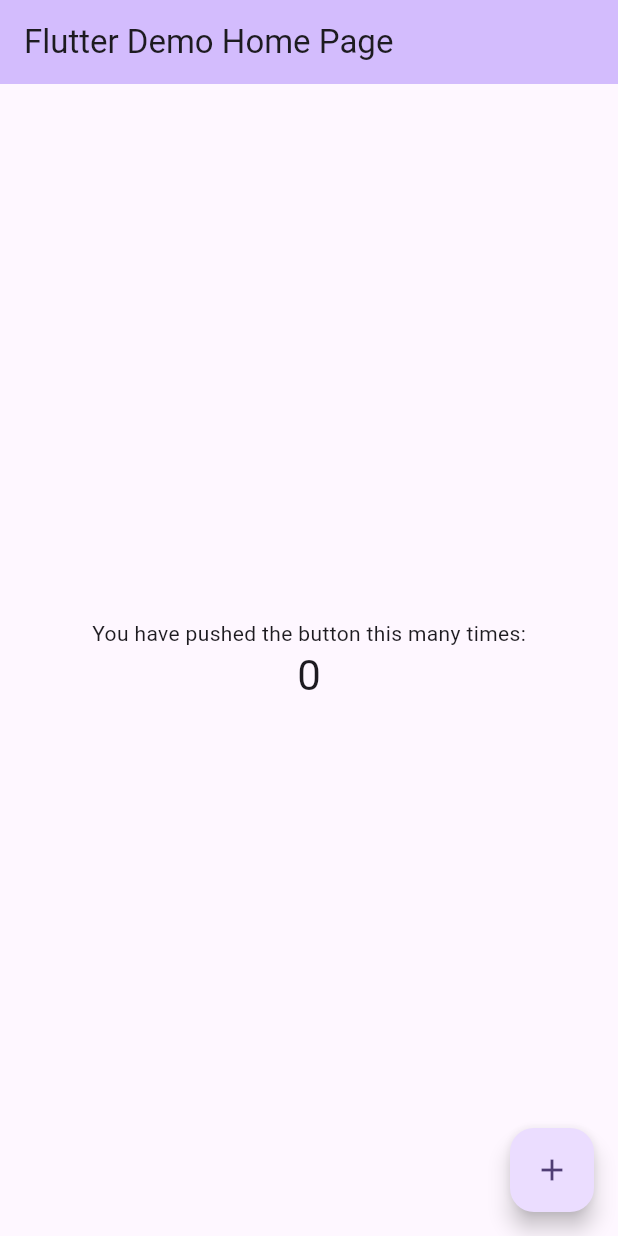
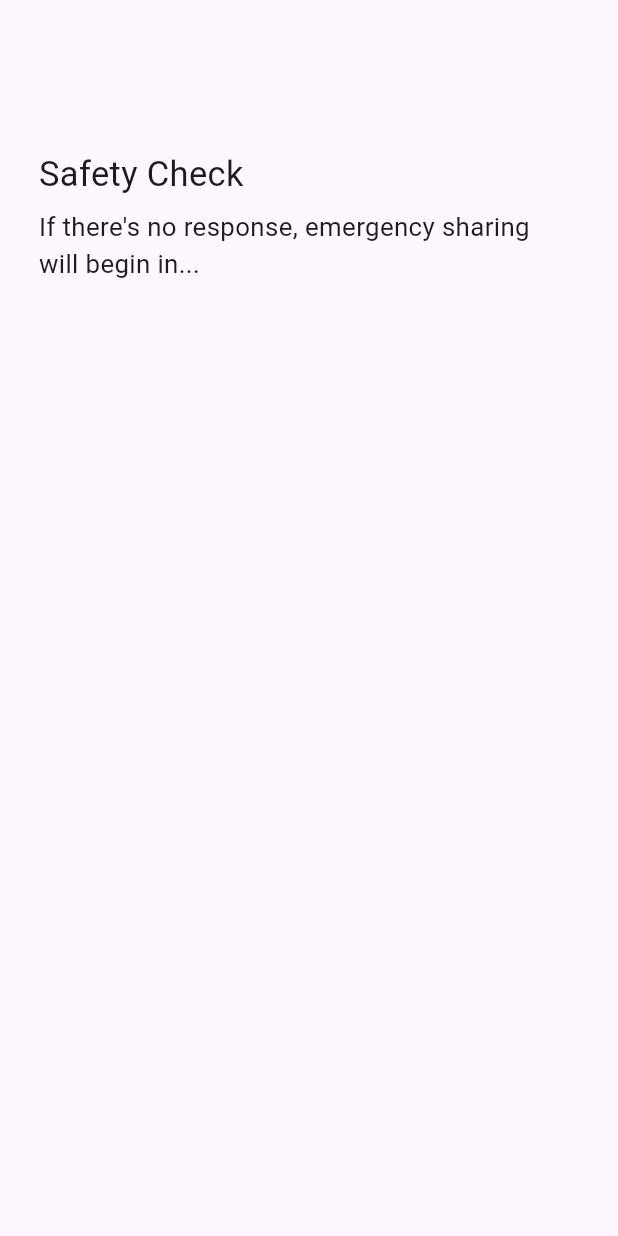
Before and after one commit to devsayyedmohammad/project, a Flutter app: the screen it shows after launch, on a phone screen of 412 x 824 dp. Run offline on Flutter 3.47's test engine with Material 3 defaults, Android fonts, the phone set to English and light mode, and no system bars; our stand-ins replace flutter_screenutil; Roboto replaces fonts that are missing (assets/fonts/Poppins-Regular.ttf).

Commit message:
sos screen

```diff
--- a/lib/main.dart
+++ b/lib/main.dart
@@ -1,125 +1,22 @@
 import 'package:flutter/material.dart';
+import 'package:flutter_screenutil/flutter_screenutil.dart';
+import 'package:humansafety/views/sos_screens/sos_screens.dart';
 
 void main() {
-  runApp(const MyApp());
+  runApp(const HumanSafety());
 }
 
-class MyApp extends StatelessWidget {
-  const MyApp({super.key});
+class HumanSafety extends StatelessWidget {
+  const HumanSafety({super.key});
 
-  // This widget is the root of your application.
   @override
   Widget build(BuildContext context) {
-    return MaterialApp(
-      title: 'Flutter Demo',
-      theme: ThemeData(
-        // This is the theme of your application.
-        //
-        // TRY THIS: Try running your application with "flutter run". You'll see
-        // the application has a purple toolbar. Then, without quitting the app,
-        // try changing the seedColor in the colorScheme below to Colors.green
-        // and then invoke "hot reload" (save your changes or press the "hot
-        // reload" button in a Flutter-supported IDE, or press "r" if you used
-        // the command line to start the app).
-        //
-        // Notice that the counter didn't reset back to zero; the application
-        // state is not lost during the reload. To reset the state, use hot
-        // restart instead.
-        //
-        // This works for code too, not just values: Most code changes can be
-        // tested with just a hot reload.
-        colorScheme: ColorScheme.fromSeed(seedColor: Colors.deepPurple),
-        useMaterial3: true,
+    return ScreenUtilInit(
+      designSize: Size(430, 932),
+      child: MaterialApp(
+        debugShowCheckedModeBanner: false,
+        home: SosScreens(),
       ),
-      home: const MyHomePage(title: 'Flutter Demo Home Page'),
     );
   }
 }
-
-class MyHomePage extends StatefulWidget {
-  const MyHomePage({super.key, required this.title});
-
-  // This widget is the home page of your application. It is stateful, meaning
-  // that it has a State object (defined below) that contains fields that affect
-  // how it looks.
-
-  // This class is the configuration for the state. It holds the values (in this
-  // case the title) provided by the parent (in this case the App widget) and
-  // used by the build method of the State. Fields in a Widget subclass are
-  // always marked "final".
-
-  final String title;
-
-  @override
-  State<MyHomePage> createState() => _MyHomePageState();
-}
-
-class _MyHomePageState extends State<MyHomePage> {
-  int _counter = 0;
-
-  void _incrementCounter() {
-    setState(() {
-      // This call to setState tells the Flutter framework that something has
-      // changed in this State, which causes it to rerun the build method below
-      // so that the display can reflect the updated values. If we changed
-      // _counter without calling setState(), then the build method would not be
-      // called again, and so nothing would appear to happen.
-      _counter++;
-    });
-  }
-
-  @override
-  Widget build(BuildContext context) {
-    // This method is rerun every time setState is called, for instance as done
-    // by the _incrementCounter method above.
-    //
-    // The Flutter framework has been optimized to make rerunning build methods
-    // fast, so that you can just rebuild anything that needs updating rather
-    // than having to individually change instances of widgets.
-    return Scaffold(
-      appBar: AppBar(
-        // TRY THIS: Try changing the color here to a specific color (to
-        // Colors.amber, perhaps?) and trigger a hot reload to see the AppBar
-        // change color while the other colors stay the same.
-        backgroundColor: Theme.of(context).colorScheme.inversePrimary,
-        // Here we take the value from the MyHomePage object that was created by
-        // the App.build method, and use it to set our appbar title.
-        title: Text(widget.title),
-      ),
-      body: Center(
-        // Center is a layout widget. It takes a single child and positions it
-        // in the middle of the parent.
-        child: Column(
-          // Column is also a layout widget. It takes a list of children and
-          // arranges them vertically. By default, it sizes itself to fit its
-          // children horizontally, and tries to be as tall as its parent.
-          //
-          // Column has various properties to control how it sizes itself and
-          // how it positions its children. Here we use mainAxisAlignment to
-          // center the children vertically; the main axis here is the vertical
-          // axis because Columns are vertical (the cross axis would be
-          // horizontal).
-          //
-          // TRY THIS: Invoke "debug painting" (choose the "Toggle Debug Paint"
-          // action in the IDE, or press "p" in the console), to see the
-          // wireframe for each widget.
-          mainAxisAlignment: MainAxisAlignment.center,
-          children: <Widget>[
-            const Text(
-              'You have pushed the button this many times:',
-            ),
-            Text(
-              '$_counter',
-              style: Theme.of(context).textTheme.headlineMedium,
-            ),
-          ],
-        ),
-      ),
-      floatingActionButton: FloatingActionButton(
-        onPressed: _incrementCounter,
-        tooltip: 'Increment',
-        child: const Icon(Icons.add),
-      ), // This trailing comma makes auto-formatting nicer for build methods.
-    );
-  }
-}
--- /dev/null
+++ b/lib/views/sos_screens/sos_screens.dart
@@ -0,0 +1,40 @@
+import 'package:flutter/material.dart';
+import 'package:flutter_screenutil/flutter_screenutil.dart';
+import 'package:humansafety/consts/typo.dart';
+import 'package:humansafety/extentions/extention_on_num.dart';
+
+class SosScreens extends StatelessWidget {
+  const SosScreens({super.key});
+
+  @override
+  Widget build(BuildContext context) {
+    return Scaffold(
+      body: Container(
+        child: Column(
+          children: [
+            113.heightbox,
+            Row(
+              children: [
+                27.widthbox,
+                Text(
+                  "Safety Check",
+                  style: TextStyle(fontFamily: Typo.regular, fontSize: 24.sp),
+                ),
+              ],
+            ),
+            7.heightbox,
+            Row(
+              children: [
+                27.widthbox,
+                Text(
+                  "If there's no response, emergency sharing\nwill begin in...",
+                  style: TextStyle(fontFamily: Typo.regular, fontSize: 18.sp),
+                ),
+              ],
+            ),
+          ],
+        ),
+      ),
+    );
+  }
+}
--- a/pubspec.yaml
+++ b/pubspec.yaml
@@ -35,6 +35,7 @@ dependencies:
   # Use with the CupertinoIcons class for iOS style icons.
   cupertino_icons: ^1.0.8
   flutter_screenutil: ^5.9.3
+  circular_countdown_timer: ^0.2.4
 
 dev_dependencies:
   flutter_test:
```
Also changed, not shown: pubspec.lock.
